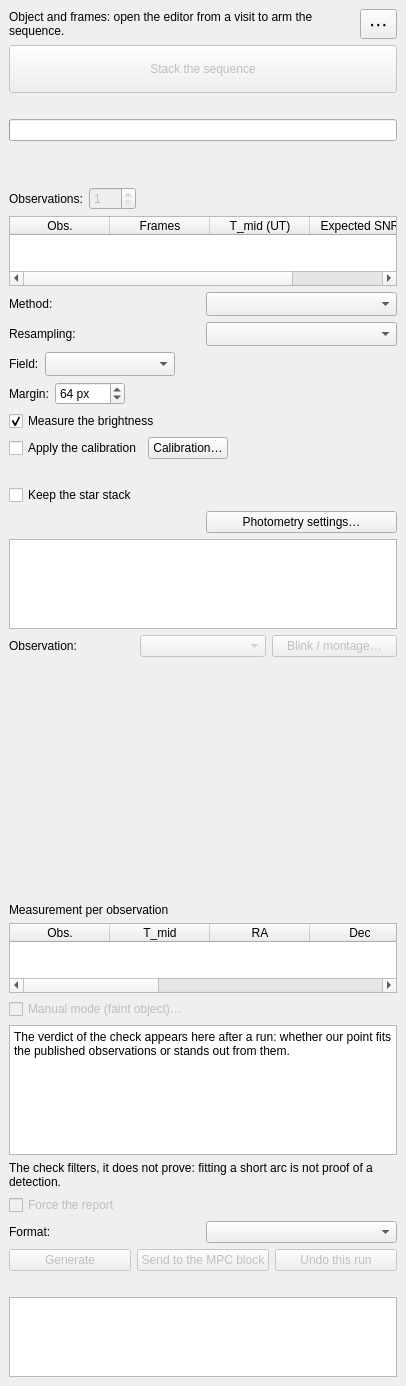
The window that nightscribe/gui/ui/ufe_trackstack_tab.ui (irydeo/nightscribe) describes before a commit, drawn with Qt 5.
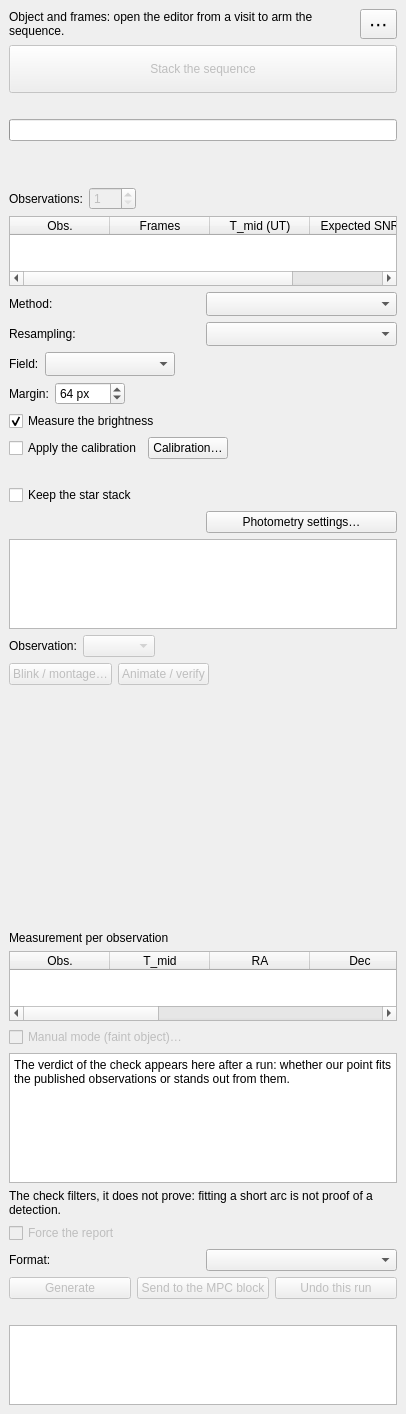
The same window after the commit.

```diff
--- a/nightscribe/gui/ui/ufe_trackstack_tab.ui
+++ b/nightscribe/gui/ui/ufe_trackstack_tab.ui
@@ -367,6 +367,16 @@
        </widget>
       </item>
       <item>
+       <spacer name="hsp_view">
+        <property name="orientation"><enum>Qt::Horizontal</enum></property>
+        <property name="sizeHint" stdset="0"><size><width>20</width><height>20</height></size></property>
+       </spacer>
+      </item>
+     </layout>
+    </item>
+    <item>
+     <layout class="QHBoxLayout" name="row_obsactions">
+      <item>
        <widget class="QPushButton" name="btn_blink">
         <property name="enabled"><bool>false</bool></property>
         <property name="text"><string>Blink / montage…</string></property>
@@ -375,6 +385,22 @@
         </property>
        </widget>
       </item>
+      <item>
+       <widget class="QPushButton" name="btn_animate">
+        <property name="enabled"><bool>false</bool></property>
+        <property name="checkable"><bool>true</bool></property>
+        <property name="text"><string>Animate / verify</string></property>
+        <property name="toolTip">
+         <string>Plays the observation stacks here, in the main view, centred on the object and with ONE shared stretch: the object must stay put in the middle while the stars crawl, which is what says the detection is real. It writes nothing and asks for no viewer. Click again to stop</string>
+        </property>
+       </widget>
+      </item>
+      <item>
+       <spacer name="hsp_obsactions">
+        <property name="orientation"><enum>Qt::Horizontal</enum></property>
+        <property name="sizeHint" stdset="0"><size><width>20</width><height>20</height></size></property>
+       </spacer>
+      </item>
      </layout>
     </item>
     <item>
```
Left out of the diff: 14 changed lines with no effect on the pictures.
